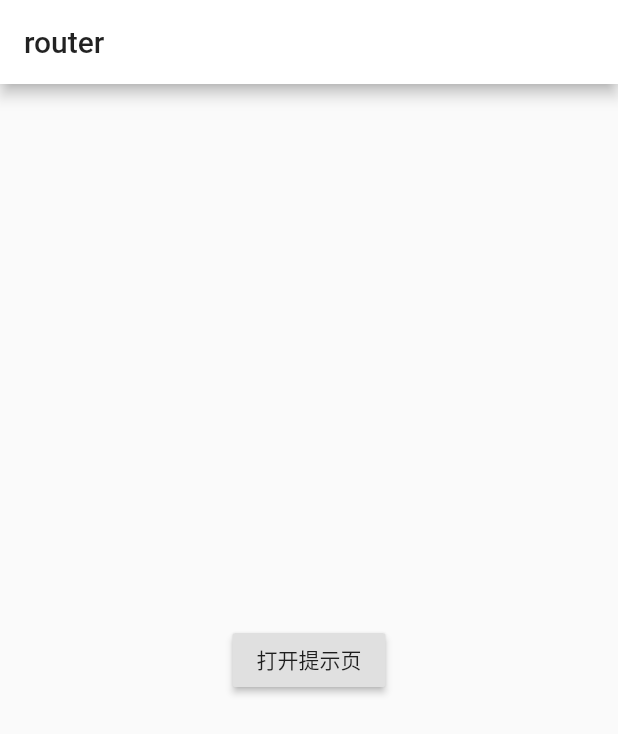
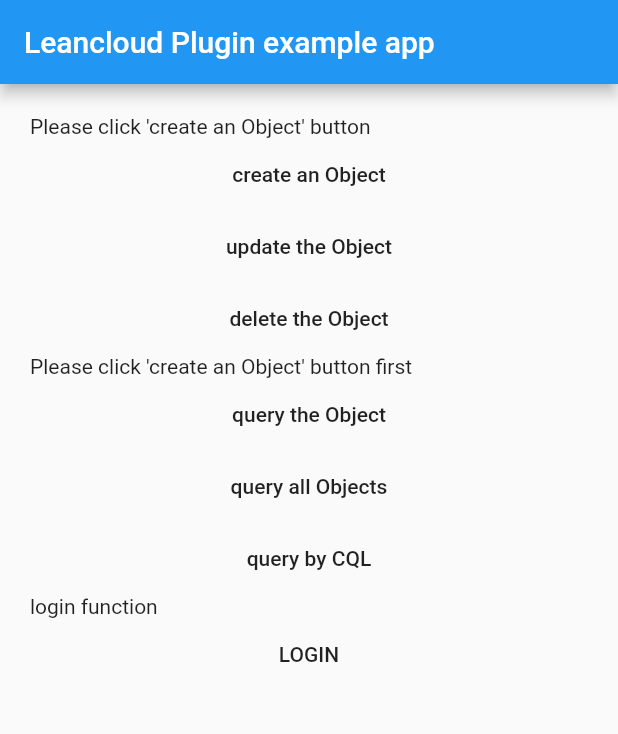
Before and after one commit to wflixu/robust, a Flutter app: the screen it shows after launch, on a phone screen of 412 x 824 dp. Shown: the top 734 px of the screen. Run offline on Flutter 3.47's test engine with Material 2 defaults, Android fonts, the phone set to English and light mode, and no system bars; missing offline and left inert: leancloud_flutter_plugin.

Commit message:
leancloud sdk

```diff
--- /dev/null
+++ b/lib/list_screen.dart
@@ -0,0 +1,143 @@
+import 'package:flutter/material.dart';
+
+import 'package:leancloud_flutter_plugin/leancloud_flutter_plugin.dart';
+
+import 'user_screen.dart';
+
+class ListScreen extends StatefulWidget {
+  @override
+  _ListScreenState createState() => _ListScreenState();
+}
+
+class _ListScreenState extends State<ListScreen> {
+  AVObject _theObject;
+  String _queryObjectValue;
+
+  _createAnObject() {
+    AVObject object = new AVObject("DemoObject");
+    object.put("description", "created!");
+    object.put("value", "int->10, boolean->true, float->10.01, ");
+    object.put("int_value", 10);
+    object.put("boolean_value", true);
+    object.put("float", 10.01);
+    object.save().then((object) {
+      _theObject = object;
+      print(object);
+      setState(() {});
+    });
+  }
+
+  _updateObject() {
+    _theObject.put("description", "updated!");
+    _theObject.save().then((object) {
+      print(object);
+      setState(() {});
+    });
+  }
+
+  _deleteObject() {
+    _theObject.delete().then((isDeleted) {
+      if (isDeleted) {
+        print("Deleted!");
+        _theObject = null;
+        _queryObjectValue = null;
+        setState(() {});
+      }
+    });
+  }
+
+  _queryObject() {
+    AVQuery avQuery = new AVQuery("DemoObject");
+    avQuery.get(_theObject.getObjectId()).then((object) {
+      print("Queryed!");
+      _queryObjectValue = object.getObjectId();
+      setState(() {});
+    });
+  }
+
+  _queryAllObject() {
+    AVQuery avQuery = new AVQuery("DemoObject");
+    avQuery.whereEqualTo("description", "created!");
+//    avQuery.whereNotEqualTo("int_value", 20);
+//    avQuery.whereGreaterThan("int_value", 20);
+//    avQuery.whereGreaterThanOrEqualTo("int_value", 20);
+//    avQuery.whereLessThan("int_value", 20);
+//    avQuery.whereLessThanOrEqualTo("int_value", 20);
+    avQuery.limit(10);
+    avQuery.skip(1);
+    avQuery.find().then((objects) {
+      print("All Objects Queryed!");
+      setState(() {});
+    }).catchError((error) {
+      print(error);
+    });
+  }
+
+  _queryByCQL() {
+    var cql = "select * from DemoObject";
+    AVQuery.doCloudQuery(cql).then((objects) {
+      print(objects);
+      print("Queryed!");
+    }).catchError((error) {
+      print(error);
+    });
+  }
+
+  @override
+  Widget build(BuildContext context) {
+    return Scaffold(
+        appBar: AppBar(
+          title: const Text('Leancloud Plugin example app'),
+        ),
+        body: ListView(
+          shrinkWrap: true,
+          padding: const EdgeInsets.all(20.0),
+          children: <Widget>[
+            Text(_theObject == null
+                ? "Please click 'create an Object' button"
+                : (_theObject.get("description") == null
+                    ? "ERROR"
+                    : _theObject.get("description"))),
+            FlatButton(
+              onPressed: _createAnObject,
+              child: Text('create an Object'),
+            ),
+            FlatButton(
+              onPressed: _updateObject,
+              child: Text('update the Object'),
+            ),
+            FlatButton(
+              onPressed: _deleteObject,
+              child: Text('delete the Object'),
+            ),
+            Text(_theObject == null
+                ? "Please click 'create an Object' button first"
+                : (_queryObjectValue == null
+                    ? "click the 'query the Object' button"
+                    : _queryObjectValue)),
+            FlatButton(
+              onPressed: _queryObject,
+              child: Text('query the Object'),
+            ),
+            FlatButton(
+              onPressed: _queryAllObject,
+              child: Text('query all Objects'),
+            ),
+            FlatButton(
+              onPressed: _queryByCQL,
+              child: Text('query by CQL'),
+            ),
+            Text('login function'),
+            FlatButton(
+              onPressed: () {
+                Navigator.push(
+                  context,
+                  MaterialPageRoute(builder: (context) => UserScreen()),
+                );
+              },
+              child: Text('LOGIN'),
+            ),
+          ],
+        ));
+  }
+}
--- a/lib/main.dart
+++ b/lib/main.dart
@@ -1,39 +1,41 @@
 import 'package:flutter/material.dart';
 
-// import 'package:english_words/english_words.dart';
-import 'package:dio/dio.dart';
+import 'package:leancloud_flutter_plugin/leancloud_flutter_plugin.dart';
 
-import './start.dart';
+import 'list_screen.dart';
 
-void main() => runApp(MyApp());
 
-class MyApp extends StatelessWidget {
-  // This widget is the root of your application.
+
+void main(){
+   initPlatformState();
+  runApp(MyApp());
+}
+
+
+
+ void initPlatformState() {
+  LeancloudFlutterPlugin leancloudFlutterPlugin =
+      LeancloudFlutterPlugin.getInstance();
+  String appId = "";
+  String appKey = "";
+  leancloudFlutterPlugin.setLogLevel(LeancloudLoggerLevel.DEBUG);
+  leancloudFlutterPlugin.setRegion(LeancloudCloudRegion.NorthChina);
+  // leancloudFlutterPlugin.setServer(LeancloudOSService.API, "");
+  leancloudFlutterPlugin.initialize(appId, appKey);
+}
+
+
+class MyApp extends StatefulWidget {
+  @override
+  _MyAppState createState() => _MyAppState();
+}
+
+class _MyAppState extends State<MyApp> {
   @override
   Widget build(BuildContext context) {
     return MaterialApp(
-      title: 'Flutter Demo',
-      theme: ThemeData(
-        primaryColor: Colors.white,
-      ),
-      // routes: {
-      //   "/": (context) => MyHomePage(), //注册首页路由
-      // },
-      home: MyHomePage(),
+      title: 'Leancloud Plugin example app',
+      home: ListScreen(),
     );
   }
 }
-
-class MyHomePage extends StatelessWidget {
-  @override
-  Widget build(BuildContext context) {
-    return Scaffold(
-      appBar: AppBar(
-        title: Text('router'),
-      ),
-      body: Center(
-        child: RouterTestRoute(),
-      ),
-    );
-  }
-}
--- a/pubspec.yaml
+++ b/pubspec.yaml
@@ -25,7 +25,7 @@ dependencies:
   cupertino_icons: ^0.1.2
   english_words: ^3.1.0
   dio: 2.1.16
-  http: 0.12.0
+  leancloud_flutter_plugin: ^0.0.5
 
 dev_dependencies:
   flutter_test:
```
Also changed, not shown: lib/user_screen.dart (added, +71 -0 lines), pubspec.lock.
